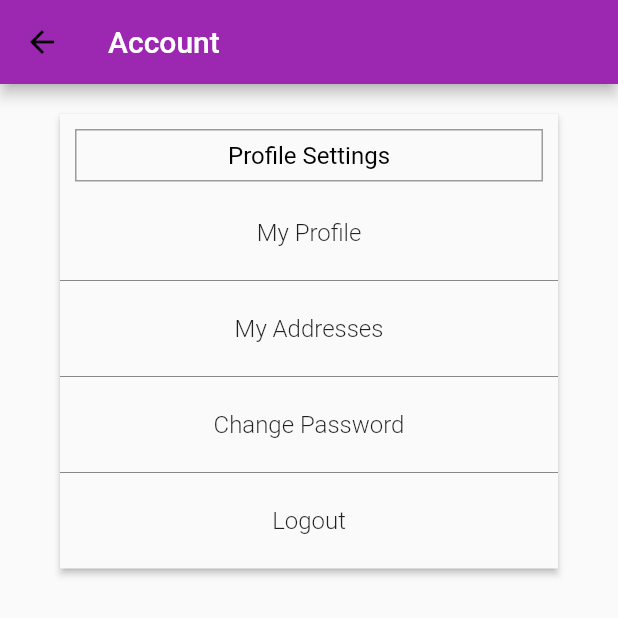
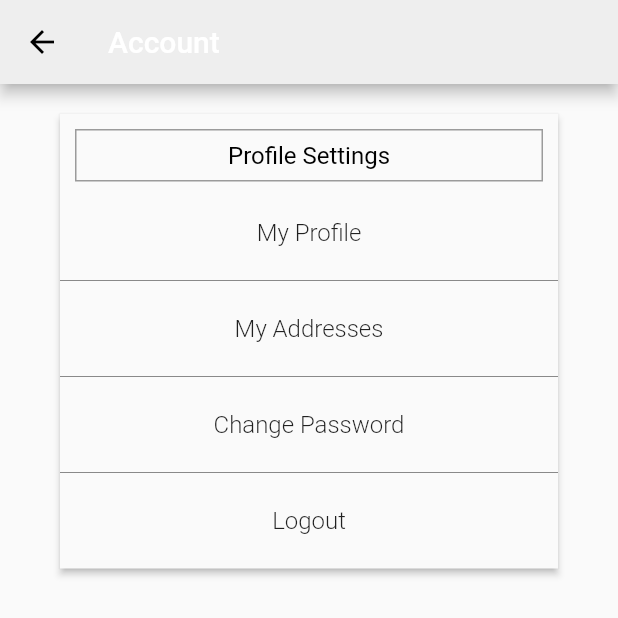
Before and after one commit to DaSvilu3/virga_shop, a Flutter app: the UserAccountScreen screen opened directly, on a phone screen of 412 x 824 dp, the top half of it. Run offline on Flutter 3.47's test engine with Material 2 defaults, Android fonts, the phone set to English and light mode, and no system bars; our stand-ins replace cached_network_image, carousel_pro, font_awesome_flutter, image_picker, rxdart, shared_preferences; missing offline and left inert: flutter_advanced_networkimage; accounts and stored records are empty.

Commit message:
upgrade sdk 0.7.0

```diff
--- a/lib/store/user_account.dart
+++ b/lib/store/user_account.dart
@@ -9,7 +9,7 @@ class UserAccountScreen extends StatelessWidget {
           "Account",
           style: TextStyle(color: Colors.white),
         ),
-        backgroundColor: Colors.purple,
+        backgroundColor: Colors.grey.shade200,
       ),
       body: UserAccountBody(),
     );
--- a/lib/store/widgets/drawer.dart
+++ b/lib/store/widgets/drawer.dart
@@ -5,7 +5,6 @@ import 'package:virga_shop/store/login.dart';
 import 'package:virga_shop/store/picture_order.dart';
 import 'package:virga_shop/store/user_account.dart';
 import 'package:virga_shop/store/user_orders.dart';
-import '../../globals.dart';
 import 'package:shared_preferences/shared_preferences.dart';
 import 'package:url_launcher/url_launcher.dart' as URLauncher;
 
```
Also changed, not shown: lib/store/picture_order.dart (+11 -19 lines), lib/store/product.dart (+4 -7 lines), pubspec.yaml (+3 -10 lines), pubspec.lock.
